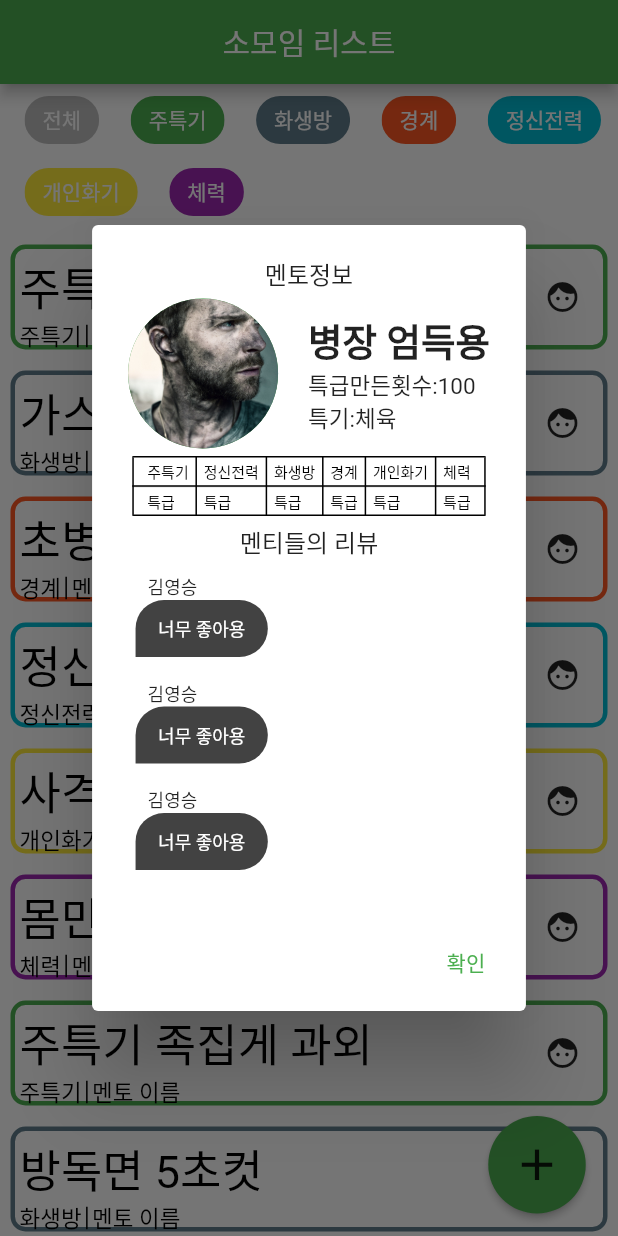
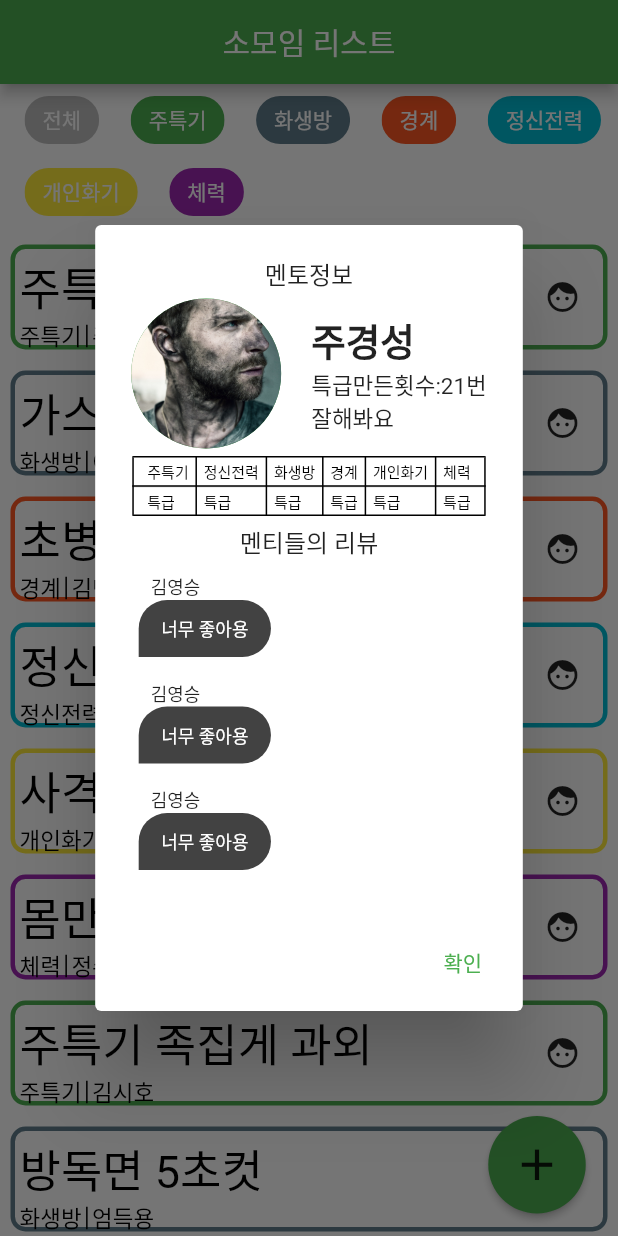
Before and after one commit to ZeVicTech/APP_BestWarrior_Warrior, a Flutter app: the RoomListPage screen opened directly, after a tap on the "face" icon, on a phone screen of 412 x 824 dp. Run offline on Flutter 3.47's test engine with Material 2 defaults, Android fonts, the phone set to English and light mode, and no system bars; our stand-ins replace cloud_firestore, firebase_auth, firebase_core, firebase_database, font_awesome_flutter, table_calendar; accounts and stored records are empty; project files that could hold a hidden picture were left out.

Commit message:
기본 데이터 추가

```diff
--- a/APP(Android)/best_warrior/lib/component/meetinginfo.dart
+++ b/APP(Android)/best_warrior/lib/component/meetinginfo.dart
@@ -48,7 +48,7 @@ class Meet_Header extends StatelessWidget {
         style: TextStyle(fontSize: 15),
       ),
       Text(
-        "소개:"+this.introduce,
+        this.introduce,
         style: TextStyle(fontSize: 15),
       ),
     ]);
@@ -128,7 +128,7 @@ class Meet_Header extends StatelessWidget {
         });
   }
 
-  Widget mentorinfo() {
+  Widget mentorinfo(String name,int num, String introduce) {
     return Column(
       mainAxisSize: MainAxisSize.min,
       children: [
@@ -149,15 +149,15 @@ class Meet_Header extends StatelessWidget {
           crossAxisAlignment: CrossAxisAlignment.start,
           children: [
             Text(
-              "병장 엄득용",
+              name,
               style: TextStyle(fontSize: 25, fontWeight: FontWeight.w700),
             ),
             Text(
-              "특급만든횟수:100",
+              "특급만든횟수:$num번",
               style: TextStyle(fontSize: 15),
             ),
             Text(
-              "특기:체육",
+              introduce,
               style: TextStyle(fontSize: 15),
             ),
           ],
--- a/APP(Android)/best_warrior/lib/component/profile_tab.dart
+++ b/APP(Android)/best_warrior/lib/component/profile_tab.dart
@@ -51,28 +51,27 @@ class _ProfileTabState extends State<ProfileTab>
         ListView(
           scrollDirection: Axis.vertical,
           children:
-            _roomList
+            mento_roomList
           ,
         ),
         ListView(
           scrollDirection: Axis.vertical,
-          children: _roomList,
+          children: menti_roomList,
         ),
       ],
     );
   }
 
-  List<Widget> _roomList = [
+  List<Widget> menti_roomList = [
     Room('주특기의 왕도', '주특기', '주경성', 1,"잘해봐요"),
-    Room('가스! 가스! 가스!', '화생방', '이정호', 2,"열심히 하는사람만"),
-    Room('초병의 권한 맛좀', '경계', '멘토 이름', 3,"화이팅 해봅시다"),
-    Room('정신무장', '정신전력', '멘토 이름', 4,"안녕하세요 정신무장"),
-    Room('사격 만발의 길', '개인화기', '멘토 이름', 5,"안녕하세요 사격만발의 길"),
-    Room('몸만들면서 특급까지', '체력', '멘토 이름', 6,"안녕하세요 특급"),
-    Room('주특기 족집게 과외', '주특기', '멘토 이름', 1,"안녕하세요"),
-    Room('방독면 5초컷', '화생방', '멘토 이름', 2,"안녕하세요"),
-    Room('경계의 신', '경계', '멘토 이름', 3,"안녕하세요"),
+    Room('주특기 족집게 과외', '주특기', '김시호', 1,"안녕하세요"),
+  ];
+
+    List<Widget> mento_roomList = [
+    Room('방독면 5초컷', '화생방', '엄득용', 2,"안녕하세요"),
+    Room('경계의 신', '경계', '엄득용', 3,"안녕하세요"),
   ];
 
 
+
 }
--- a/APP(Android)/best_warrior/lib/component/room.dart
+++ b/APP(Android)/best_warrior/lib/component/room.dart
@@ -4,11 +4,13 @@ import 'package:flutter/material.dart';
 import 'package:flutter/src/widgets/container.dart';
 import 'package:flutter/src/widgets/framework.dart';
 import 'package:best_warrior/component/meetinginfo.dart';
+import 'dart:math';
 
 class Room extends StatelessWidget {
   String _name = '방 제목';
   String _subject = '병기본 과목 이름';
   String _mentor = '멘토 이름';
+  int num=Random().nextInt(100) + 1;
   int subjectCode;
   String introduce ='소개글';
   Room(this._name, this._subject, this._mentor, this.subjectCode, this.introduce);
@@ -72,7 +74,7 @@ class Room extends StatelessWidget {
                       barrierDismissible: true, // 바깥 영역 터치시 닫을지 여부
                       builder: (BuildContext context) {
                         return AlertDialog(
-                          content: Meet_Header(this._name,this._mentor,this.introduce).mentorinfo(),
+                          content: Meet_Header(this._name,this._mentor,this.introduce).mentorinfo(this._mentor,this.num,this.introduce),
                           insetPadding: const EdgeInsets.fromLTRB(0, 80, 0, 80),
                           actions: [
                             TextButton(
--- a/APP(Android)/best_warrior/lib/pages/room_list_page.dart
+++ b/APP(Android)/best_warrior/lib/pages/room_list_page.dart
@@ -38,13 +38,13 @@ class _RoomListPageState extends State<RoomListPage> {
   List<Room> _roomList = [
     Room('주특기의 왕도', '주특기', '주경성', 1,"잘해봐요"),
     Room('가스! 가스! 가스!', '화생방', '이정호', 2,"열심히 하는사람만"),
-    Room('초병의 권한 맛좀', '경계', '멘토 이름', 3,"화이팅 해봅시다"),
-    Room('정신무장', '정신전력', '멘토 이름', 4,"안녕하세요 정신무장"),
-    Room('사격 만발의 길', '개인화기', '멘토 이름', 5,"안녕하세요 사격만발의 길"),
-    Room('몸만들면서 특급까지', '체력', '멘토 이름', 6,"안녕하세요 특급"),
-    Room('주특기 족집게 과외', '주특기', '멘토 이름', 1,"안녕하세요"),
-    Room('방독면 5초컷', '화생방', '멘토 이름', 2,"안녕하세요"),
-    Room('경계의 신', '경계', '멘토 이름', 3,"안녕하세요"),
+    Room('초병의 권한 맛좀', '경계', '김민석', 3,"화이팅 해봅시다"),
+    Room('정신무장', '정신전력', '김지원', 4,"안녕하세요 정신무장"),
+    Room('사격 만발의 길', '개인화기', '이원석', 5,"안녕하세요 사격만발의 길"),
+    Room('몸만들면서 특급까지', '체력', '정수근', 6,"안녕하세요 특급"),
+    Room('주특기 족집게 과외', '주특기', '김시호', 1,"안녕하세요"),
+    Room('방독면 5초컷', '화생방', '엄득용', 2,"안녕하세요"),
+    Room('경계의 신', '경계', '엄득용', 3,"안녕하세요"),
   ];
 
   @override
```
Also changed, not shown: APP(Android)/best_warrior/lib/pages/ranking_page.dart (+28 -0 lines).
